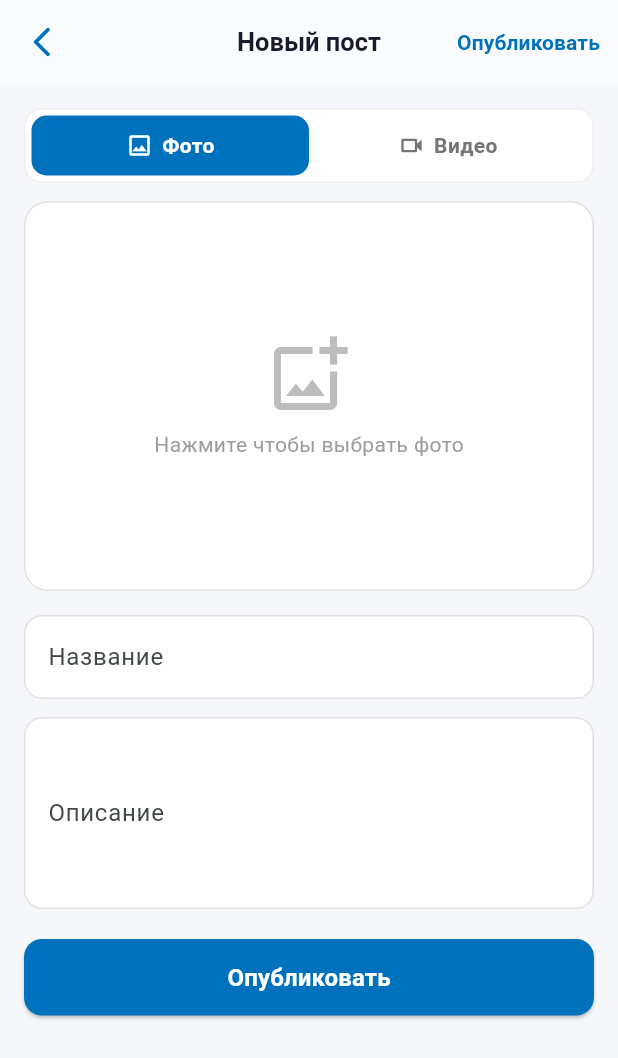
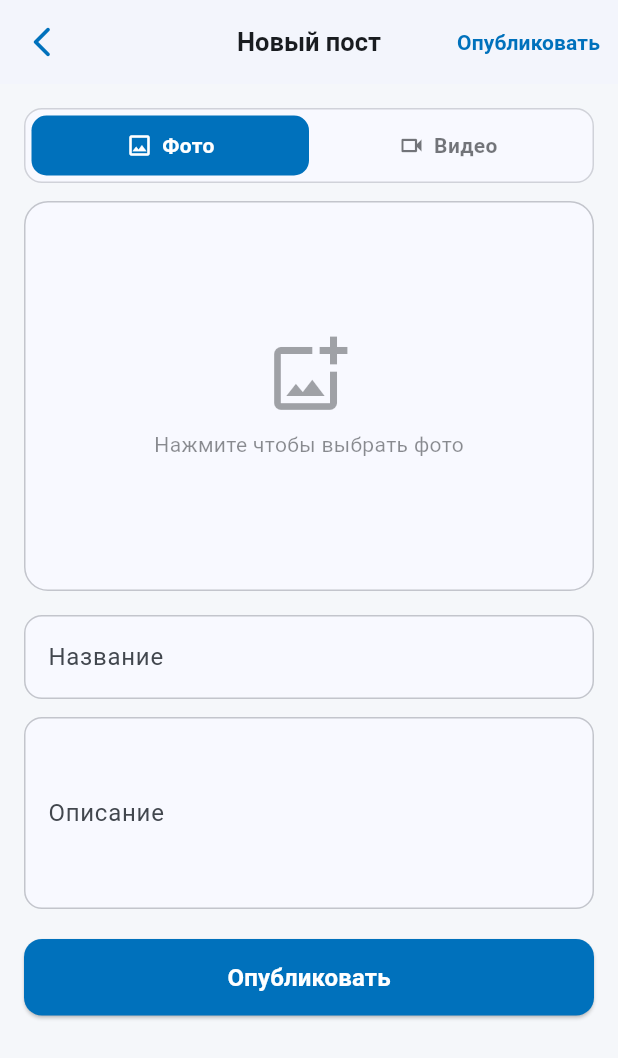
Before and after one commit to whaleopop/players_clique, a Flutter app: the Add_Post_Page screen opened directly, on a phone screen of 412 x 824 dp. Shown: the top 1058 px of the screen. Run offline on Flutter 3.47's test engine with Material 3 defaults, Android fonts, the light colour scheme and no system bars; our stand-ins replace cloud_firestore, curved_navigation_bar, file_picker, firebase_auth, firebase_core, firebase_storage and 3 more; missing offline and left inert: dart:js_interop; accounts and stored records are empty.

Commit message:
Update add_post_page.dart

```diff
--- a/lib/src/pages/screans/add_post/add_post_page.dart
+++ b/lib/src/pages/screans/add_post/add_post_page.dart
@@ -176,20 +176,21 @@ class _AddPostPageState extends State<Add_Post_Page> {
 
   @override
   Widget build(BuildContext context) {
+    final cs = Theme.of(context).colorScheme;
     return Scaffold(
-      backgroundColor: const Color(0xFFF5F7FA),
+      backgroundColor: Theme.of(context).scaffoldBackgroundColor,
       appBar: AppBar(
-        backgroundColor: Colors.white,
+        backgroundColor: cs.surface,
         elevation: 0.5,
         leading: IconButton(
           icon: const Icon(Icons.arrow_back_ios_new_rounded,
               color: Color(0xFF0071BC)),
           onPressed: () => Navigator.pop(context),
         ),
-        title: const Text(
+        title: Text(
           'Новый пост',
           style: TextStyle(
-              color: Color(0xFF1A1A2E),
+              color: cs.onSurface,
               fontWeight: FontWeight.bold,
               fontSize: 17),
         ),
@@ -222,15 +223,15 @@ class _AddPostPageState extends State<Add_Post_Page> {
             // Media type toggle
             Container(
               decoration: BoxDecoration(
-                color: Colors.white,
+                color: cs.surface,
                 borderRadius: BorderRadius.circular(12),
-                border: Border.all(color: Colors.grey.shade200),
+                border: Border.all(color: cs.outline.withValues(alpha: 0.3)),
               ),
               padding: const EdgeInsets.all(4),
               child: Row(
                 children: [
-                  _typeButton('image', Icons.image_outlined, 'Фото'),
-                  _typeButton('video', Icons.videocam_outlined, 'Видео'),
+                  _typeButton(context, 'image', Icons.image_outlined, 'Фото'),
+                  _typeButton(context, 'video', Icons.videocam_outlined, 'Видео'),
                 ],
               ),
             ),
@@ -243,12 +244,12 @@ class _AddPostPageState extends State<Add_Post_Page> {
               child: Container(
                 height: 260,
                 decoration: BoxDecoration(
-                  color: Colors.white,
+                  color: cs.surface,
                   borderRadius: BorderRadius.circular(16),
                   border: Border.all(
                       color: _hasMedia
                           ? Colors.transparent
-                          : Colors.grey.shade300),
+                          : cs.outline.withValues(alpha: 0.4)),
                   boxShadow: [
                     if (_hasMedia)
                       BoxShadow(
@@ -259,7 +260,7 @@ class _AddPostPageState extends State<Add_Post_Page> {
                   ],
                 ),
                 clipBehavior: Clip.antiAlias,
-                child: _buildMediaPreview(),
+                child: _buildMediaPreview(context),
               ),
             ),
             const SizedBox(height: 16),
@@ -269,14 +270,14 @@ class _AddPostPageState extends State<Add_Post_Page> {
               decoration: InputDecoration(
                 labelText: 'Название',
                 filled: true,
-                fillColor: Colors.white,
+                fillColor: cs.surface,
                 border: OutlineInputBorder(
                   borderRadius: BorderRadius.circular(12),
-                  borderSide: BorderSide(color: Colors.grey.shade300),
+                  borderSide: BorderSide(color: cs.outline.withValues(alpha: 0.4)),
                 ),
                 enabledBorder: OutlineInputBorder(
                   borderRadius: BorderRadius.circular(12),
-                  borderSide: BorderSide(color: Colors.grey.shade300),
+                  borderSide: BorderSide(color: cs.outline.withValues(alpha: 0.4)),
                 ),
               ),
             ),
@@ -288,14 +289,14 @@ class _AddPostPageState extends State<Add_Post_Page> {
               decoration: InputDecoration(
                 labelText: 'Описание',
                 filled: true,
-                fillColor: Colors.white,
+                fillColor: cs.surface,
                 border: OutlineInputBorder(
                   borderRadius: BorderRadius.circular(12),
-                  borderSide: BorderSide(color: Colors.grey.shade300),
+                  borderSide: BorderSide(color: cs.outline.withValues(alpha: 0.4)),
                 ),
                 enabledBorder: OutlineInputBorder(
                   borderRadius: BorderRadius.circular(12),
-                  borderSide: BorderSide(color: Colors.grey.shade300),
+                  borderSide: BorderSide(color: cs.outline.withValues(alpha: 0.4)),
                 ),
               ),
             ),
@@ -325,13 +326,13 @@ class _AddPostPageState extends State<Add_Post_Page> {
     );
   }
 
-  Widget _typeButton(String type, IconData icon, String label) {
+  Widget _typeButton(BuildContext context, String type, IconData icon, String label) {
     final isSelected = _mediaType == type;
+    final cs = Theme.of(context).colorScheme;
     return Expanded(
       child: GestureDetector(
         onTap: () => setState(() {
           _mediaType = type;
-          // Clear previous selection when switching type
           _selectedFile = null;
           _selectedFileBytes = null;
           _selectedVideoFile = null;
@@ -342,8 +343,7 @@ class _AddPostPageState extends State<Add_Post_Page> {
           duration: const Duration(milliseconds: 200),
           padding: const EdgeInsets.symmetric(vertical: 10),
           decoration: BoxDecoration(
-            color:
-                isSelected ? const Color(0xFF0071BC) : Colors.transparent,
+            color: isSelected ? const Color(0xFF0071BC) : Colors.transparent,
             borderRadius: BorderRadius.circular(10),
           ),
           child: Row(
@@ -353,12 +353,12 @@ class _AddPostPageState extends State<Add_Post_Page> {
                   size: 18,
                   color: isSelected
                       ? Colors.white
-                      : Colors.grey.shade600),
+                      : cs.onSurface.withValues(alpha: 0.6)),
               const SizedBox(width: 6),
               Text(
                 label,
                 style: TextStyle(
-                  color: isSelected ? Colors.white : Colors.grey.shade600,
+                  color: isSelected ? Colors.white : cs.onSurface.withValues(alpha: 0.6),
                   fontWeight: FontWeight.w600,
                 ),
               ),
@@ -369,17 +369,18 @@ class _AddPostPageState extends State<Add_Post_Page> {
     );
   }
 
-  Widget _buildMediaPreview() {
+  Widget _buildMediaPreview(BuildContext context) {
+    final cs = Theme.of(context).colorScheme;
     if (_mediaType == 'image') {
       if (!_hasMedia) {
         return Column(
           mainAxisAlignment: MainAxisAlignment.center,
           children: [
             Icon(Icons.add_photo_alternate_outlined,
-                size: 56, color: Colors.grey.shade400),
+                size: 56, color: cs.onSurface.withValues(alpha: 0.4)),
             const SizedBox(height: 8),
             Text('Нажмите чтобы выбрать фото',
-                style: TextStyle(color: Colors.grey.shade500)),
+                style: TextStyle(color: cs.onSurface.withValues(alpha: 0.5))),
           ],
         );
       }
@@ -396,22 +397,20 @@ class _AddPostPageState extends State<Add_Post_Page> {
               borderRadius: BorderRadius.circular(8),
             ),
             padding: const EdgeInsets.all(6),
-            child:
-                const Icon(Icons.edit, color: Colors.white, size: 18),
+            child: const Icon(Icons.edit, color: Colors.white, size: 18),
           ),
         ),
       ]);
     } else {
-      // Video
       if (!_hasMedia) {
         return Column(
           mainAxisAlignment: MainAxisAlignment.center,
           children: [
             Icon(Icons.video_library_outlined,
-                size: 56, color: Colors.grey.shade400),
+                size: 56, color: cs.onSurface.withValues(alpha: 0.4)),
             const SizedBox(height: 8),
             Text('Нажмите чтобы выбрать видео',
-                style: TextStyle(color: Colors.grey.shade500)),
+                style: TextStyle(color: cs.onSurface.withValues(alpha: 0.5))),
           ],
         );
       }
@@ -425,7 +424,8 @@ class _AddPostPageState extends State<Add_Post_Page> {
             padding: const EdgeInsets.symmetric(horizontal: 16),
             child: Text(
               _selectedVideoName,
-              style: const TextStyle(fontWeight: FontWeight.w500),
+              style: TextStyle(
+                  fontWeight: FontWeight.w500, color: cs.onSurface),
               textAlign: TextAlign.center,
               maxLines: 2,
               overflow: TextOverflow.ellipsis,
@@ -434,7 +434,7 @@ class _AddPostPageState extends State<Add_Post_Page> {
           const SizedBox(height: 8),
           Text('Видео готово к публикации',
               style: TextStyle(
-                  color: Colors.grey.shade500, fontSize: 13)),
+                  color: cs.onSurface.withValues(alpha: 0.5), fontSize: 13)),
           const SizedBox(height: 12),
           TextButton.icon(
             onPressed: _pickVideo,
```
